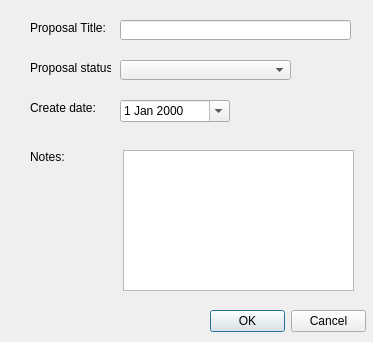
Before: the Qt Designer form proposal_details_dialog_base.ui in tlh22/TOMs, drawn with Qt 5.
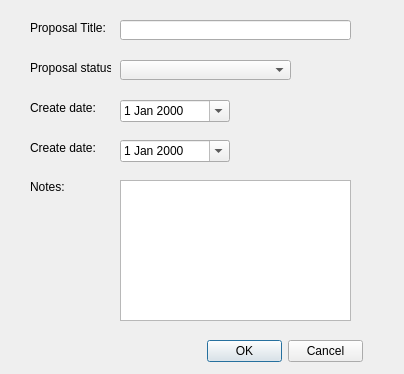
After: the same form once the commit is applied.

The edit to the form file:
```diff
--- a/proposal_details_dialog_base.ui
+++ b/proposal_details_dialog_base.ui
@@ -6,18 +6,30 @@
    <rect>
     <x>0</x>
     <y>0</y>
-    <width>373</width>
-    <height>342</height>
+    <width>404</width>
+    <height>374</height>
    </rect>
   </property>
+  <property name="minimumSize">
+   <size>
+    <width>80</width>
+    <height>38</height>
+   </size>
+  </property>
+  <property name="maximumSize">
+   <size>
+    <width>524287</width>
+    <height>524287</height>
+   </size>
+  </property>
   <property name="windowTitle">
    <string>Proposal Details</string>
   </property>
   <widget class="QDialogButtonBox" name="button_box">
    <property name="geometry">
     <rect>
-     <x>210</x>
-     <y>310</y>
+     <x>207</x>
+     <y>340</y>
      <width>156</width>
      <height>23</height>
     </rect>
@@ -92,7 +104,7 @@
    <property name="geometry">
     <rect>
      <x>30</x>
-     <y>150</y>
+     <y>180</y>
      <width>46</width>
      <height>13</height>
     </rect>
@@ -117,13 +129,39 @@
   <widget class="QTextEdit" name="ProposalNotes">
    <property name="geometry">
     <rect>
-     <x>123</x>
-     <y>150</y>
+     <x>120</x>
+     <y>180</y>
      <width>231</width>
      <height>141</height>
     </rect>
    </property>
   </widget>
+  <widget class="QDateEdit" name="ProposalOpenDate">
+   <property name="geometry">
+    <rect>
+     <x>120</x>
+     <y>140</y>
+     <width>110</width>
+     <height>22</height>
+    </rect>
+   </property>
+   <property name="calendarPopup">
+    <bool>true</bool>
+   </property>
+  </widget>
+  <widget class="QLabel" name="label_5">
+   <property name="geometry">
+    <rect>
+     <x>30</x>
+     <y>140</y>
+     <width>71</width>
+     <height>16</height>
+    </rect>
+   </property>
+   <property name="text">
+    <string>Create date:</string>
+   </property>
+  </widget>
  </widget>
  <resources/>
  <connections>
```
